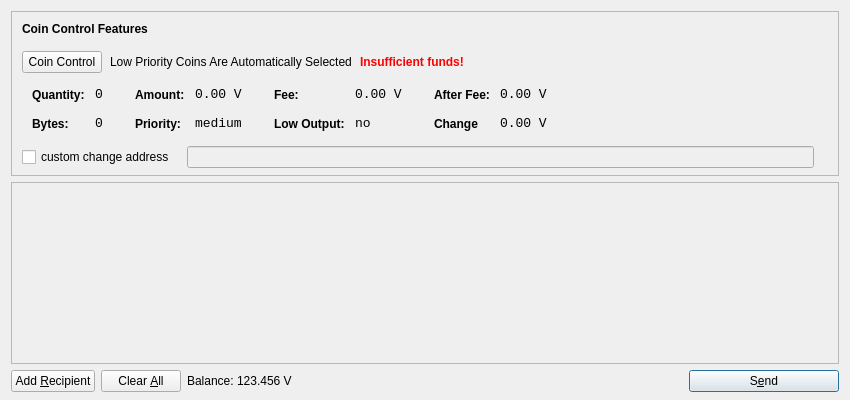
Above: src/qt/forms/sendcoinsdialog.ui from noise23/version before the change. Below: the same form after it.
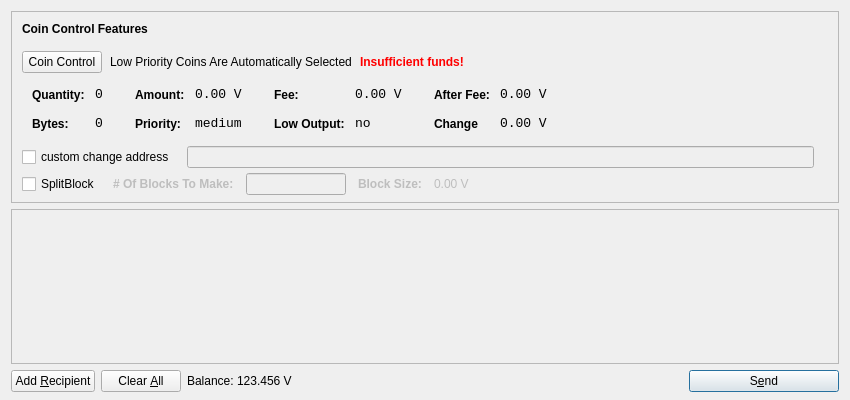
That is the form after the change. Icons and pictures are not drawn.

Patch:
```diff
--- a/src/qt/forms/sendcoinsdialog.ui
+++ b/src/qt/forms/sendcoinsdialog.ui
@@ -598,6 +598,93 @@
           </item>
          </layout>
         </item>
+        <item>
+         <layout class="QHBoxLayout" name="horizontalLayoutCoinControl4a" stretch="0,0,0,0">
+		  <property name="alignment" >
+         <set>Qt::AlignLeft</set>
+          </property>
+          <property name="spacing">
+           <number>12</number>
+          </property>
+          <property name="sizeConstraint">
+           <enum>QLayout::SetDefaultConstraint</enum>
+          </property>
+          <property name="topMargin">
+           <number>5</number>
+          </property>
+          <property name="rightMargin">
+           <number>5</number>
+          </property>
+           <item> 
+           <widget class="QCheckBox" name="splitBlockCheckBox"> 
+            <property name="text"> 
+             <string>SplitBlock</string> 
+            </property> 
+           </widget> 
+          </item> 
+          <item> 
+           <widget class="QLabel" name="labelBlocksToMakeText"> 
+            <property name="enabled"> 
+             <bool>false</bool> 
+            </property> 
+            <property name="font"> 
+             <font> 
+              <weight>75</weight> 
+              <bold>true</bold> 
+             </font> 
+            </property> 
+            <property name="text"> 
+             <string># Of Blocks To Make:</string> 
+            </property> 
+           </widget> 
+          </item>
+          <item> 
+           <widget class="QLineEdit" name="splitBlockLineEdit"> 
+            <property name="enabled"> 
+             <bool>false</bool> 
+            </property> 
+            <property name="sizePolicy"> 
+             <sizepolicy hsizetype="Fixed" vsizetype="Fixed"> 
+              <horstretch>0</horstretch> 
+              <verstretch>0</verstretch> 
+             </sizepolicy> 
+            </property> 
+            <property name="maximumSize"> 
+             <size> 
+              <width>100</width> 
+              <height>16777215</height> 
+             </size> 
+            </property> 
+           </widget> 
+          </item> 
+          <item> 
+           <widget class="QLabel" name="labelBlockSizeText"> 
+            <property name="enabled"> 
+             <bool>false</bool> 
+            </property> 
+            <property name="font"> 
+             <font> 
+              <weight>75</weight> 
+              <bold>true</bold> 
+             </font> 
+            </property> 
+            <property name="text"> 
+             <string>Block Size:</string> 
+            </property> 
+           </widget> 
+          </item> 
+          <item> 
+           <widget class="QLabel" name="labelBlockSize"> 
+            <property name="enabled"> 
+             <bool>false</bool> 
+            </property> 
+            <property name="text"> 
+             <string>0.00 V</string> 
+            </property>
+           </widget> 
+           </item>
+         </layout>
+        </item>
         <item>
          <spacer name="verticalSpacerCoinControl">
           <property name="orientation">
```
Left out of the diff: 3 changed lines with no effect on the pictures.
